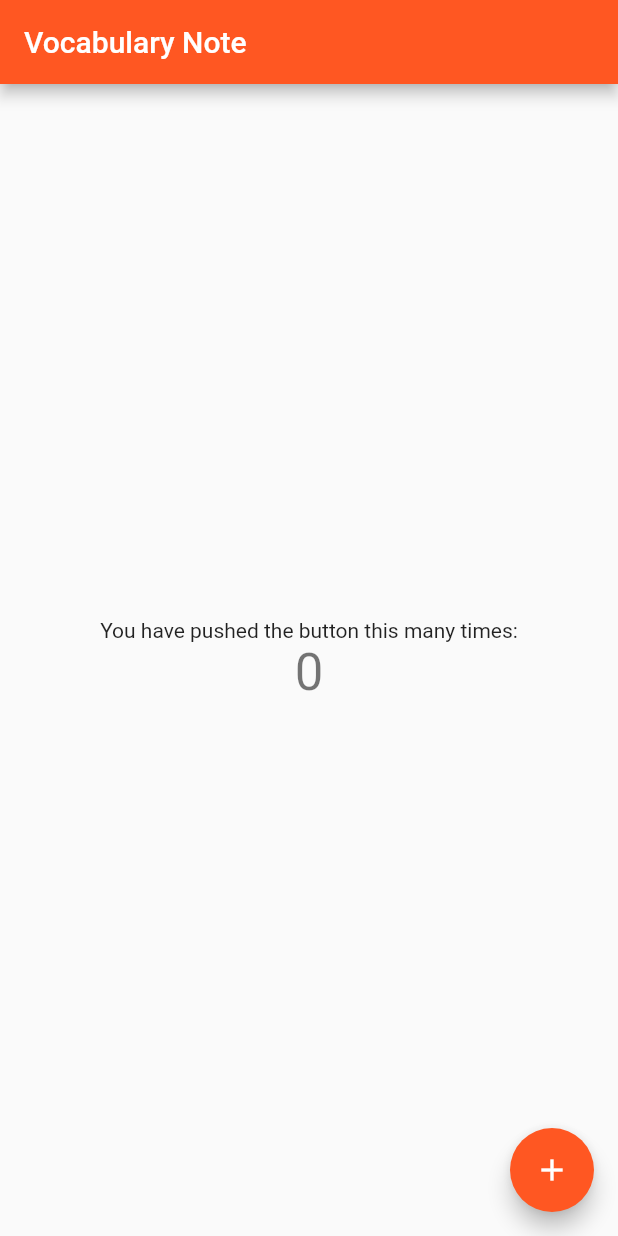
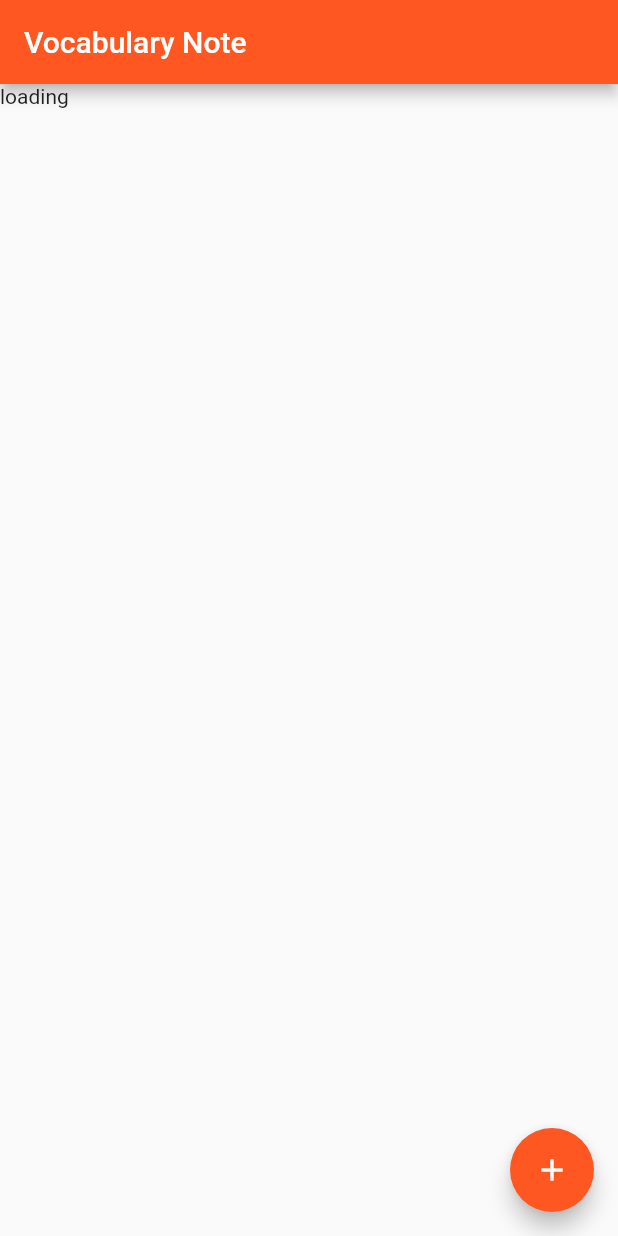
Before and after one commit to Kanatani28/vocabulary_note, a Flutter app: the first screen one second after launch, on a phone screen of 412 x 824 dp. Run offline on Flutter 3.47's test engine with Material 2 defaults, Android fonts, the phone set to English and light mode, and no system bars; our stand-ins replace flutter_hooks.

Commit message:
feat: show fixed values

```diff
--- /dev/null
+++ b/lib/hooks/use_vocabulary_list.dart
@@ -0,0 +1,59 @@
+import 'package:flutter/widgets.dart';
+import 'package:flutter_hooks/flutter_hooks.dart';
+
+class Vocabulary {
+  String english;
+  String japanese;
+
+  Vocabulary({required this.english, required this.japanese});
+}
+
+class UseVocabularyListResult {
+  ValueNotifier<bool> loading;
+  ValueNotifier<List<Vocabulary>> vocabularyList;
+  Function fetchVocabularyList;
+
+  UseVocabularyListResult(
+      {required this.loading,
+      required this.vocabularyList,
+      required this.fetchVocabularyList});
+}
+
+UseVocabularyListResult useVocabularyList() {
+  final loading = useState(true);
+  final vocabularyList = useState<List<Vocabulary>>([]);
+
+  void setVocabularyList(List<Vocabulary> newList) {
+    vocabularyList.value = newList;
+  }
+
+  Future<void> fetchVocabularyList() async {
+    loading.value = true;
+    Future<List<Vocabulary>> fetchExec() async {
+      List<Vocabulary> list = [
+        Vocabulary(english: "discernible", japanese: "目に見える"),
+        Vocabulary(english: "eponymous", japanese: "代名詞"),
+        Vocabulary(english: "haphazardly", japanese: "手当たり次第"),
+        Vocabulary(english: "sprawling", japanese: "だだっ広い"),
+        Vocabulary(english: "sloppy", japanese: "締まりのない"),
+      ];
+      await Future.delayed(const Duration(seconds: 3));
+      return Future<List<Vocabulary>>.value(list);
+    }
+
+    final list = await fetchExec();
+
+    setVocabularyList(list);
+    loading.value = false;
+  }
+
+  useEffect(() {
+    fetchVocabularyList();
+  }, const []);
+
+  return UseVocabularyListResult(
+    loading: loading,
+    vocabularyList: vocabularyList,
+    fetchVocabularyList: fetchVocabularyList,
+  );
+}
--- a/lib/ui/pages/home.dart
+++ b/lib/ui/pages/home.dart
@@ -1,53 +1,45 @@
 import 'package:flutter/material.dart';
 import 'package:flutter_hooks/flutter_hooks.dart';
+import 'package:vocabulary_note/hooks/use_vocabulary_list.dart';
 
 class Home extends HookWidget {
   const Home({Key? key}) : super(key: key);
 
   @override
   Widget build(BuildContext context) {
-    final _counter = useState(0);
-    void _incrementCounter() {
-      print('increment ');
-      _counter.value++;
-    }
+    // final _counter = useState(0);
+    // void _incrementCounter() {
+    //   print('increment ');
+    //   _counter.value++;
+    // }
+
+    final _controller = useVocabularyList();
 
     return Scaffold(
-      body: Center(
-        // Center is a layout widget. It takes a single child and positions it
-        // in the middle of the parent.
-        child: Column(
-          // Column is also a layout widget. It takes a list of children and
-          // arranges them vertically. By default, it sizes itself to fit its
-          // children horizontally, and tries to be as tall as its parent.
-          //
-          // Invoke "debug painting" (press "p" in the console, choose the
-          // "Toggle Debug Paint" action from the Flutter Inspector in Android
-          // Studio, or the "Toggle Debug Paint" command in Visual Studio Code)
-          // to see the wireframe for each widget.
-          //
-          // Column has various properties to control how it sizes itself and
-          // how it positions its children. Here we use mainAxisAlignment to
-          // center the children vertically; the main axis here is the vertical
-          // axis because Columns are vertical (the cross axis would be
-          // horizontal).
-          mainAxisAlignment: MainAxisAlignment.center,
-          children: <Widget>[
-            const Text(
-              'You have pushed the button this many times:',
-            ),
-            Text(
-              '${_counter.value}',
-              style: Theme.of(context).textTheme.headline4,
-            ),
-          ],
-        ),
+      body: Column(
+        children: [
+          Flexible(
+              child: _controller.loading.value
+                  ? Text('loading')
+                  : ListView(
+                      children: _controller.vocabularyList.value
+                          .map((vocabulary) => Row(
+                                children: [
+                                  Text(vocabulary.english,
+                                      style: const TextStyle(
+                                          fontWeight: FontWeight.bold)),
+                                  const Spacer(),
+                                  Text(vocabulary.japanese)
+                                ],
+                              ))
+                          .toList())),
+        ],
       ),
       floatingActionButton: FloatingActionButton(
-        onPressed: _incrementCounter,
+        onPressed: () => {},
         tooltip: 'Increment',
         child: const Icon(Icons.add),
-      ), // This trailing comma makes auto-formatting nicer for build methods.
+      ),
     );
   }
 }
```
